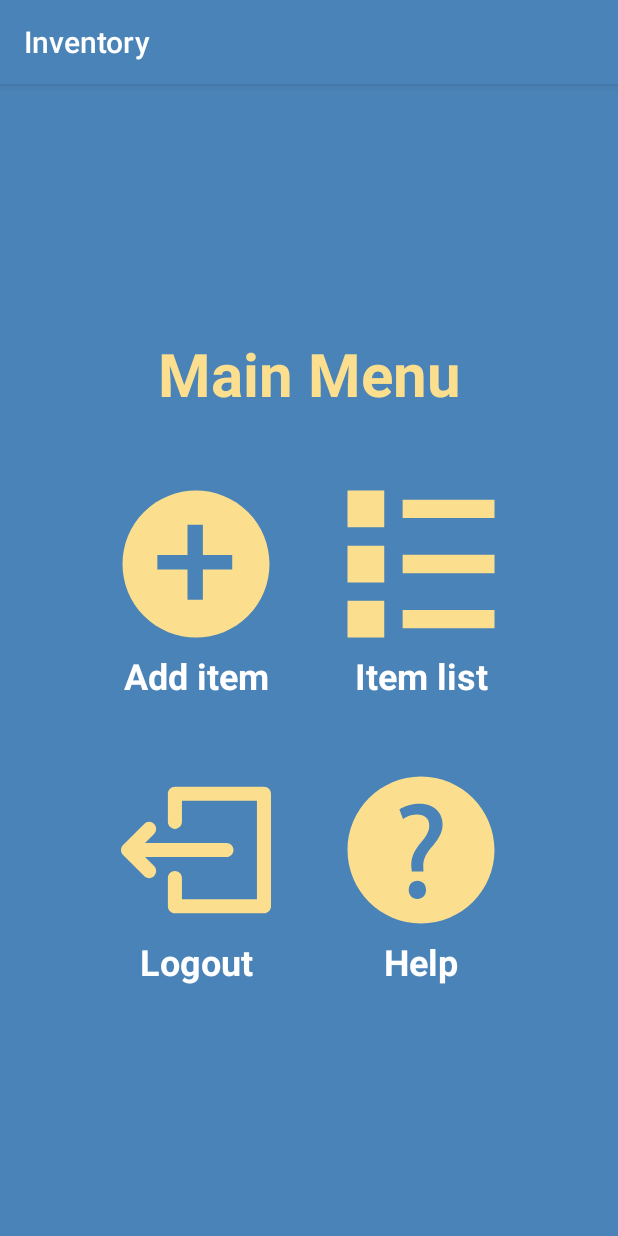
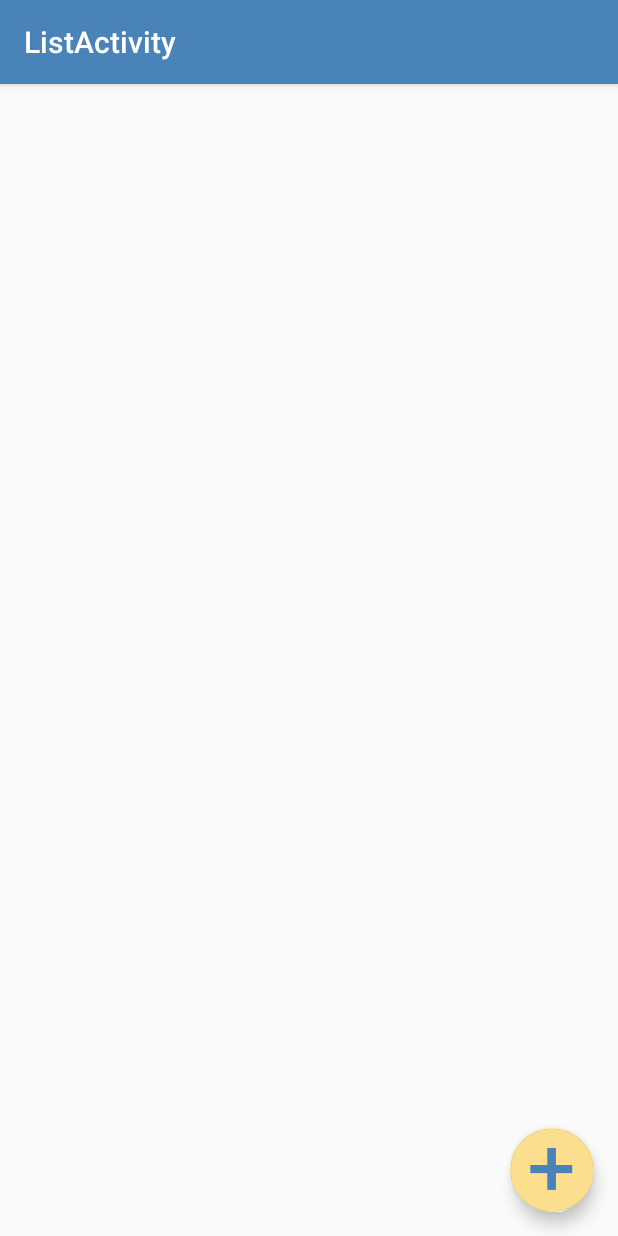
Before and after one commit to zerrium/Simple-Inventory-App, an Android app: the HomeActivity screen opened directly, with no data from a screen before it, after a tap on an icon or button, on a phone screen of 412 x 824 dp. Run offline under Robolectric (Android 15) with nearby library versions, the phone set to English and light mode, and no system bars; Roboto replaces fonts that are not available here.

Commit message:
Added add item functionality (not working) and RecyclerView ListActivity

```diff
--- a/app/build.gradle
+++ b/app/build.gradle
@@ -27,8 +27,12 @@ dependencies {
     implementation 'androidx.appcompat:appcompat:1.2.0'
     implementation 'androidx.constraintlayout:constraintlayout:2.0.1'
     implementation 'com.google.android.material:material:1.0.0'
+    implementation 'androidx.navigation:navigation-fragment:2.3.0'
+    implementation 'androidx.navigation:navigation-ui:2.3.0'
     testImplementation 'junit:junit:4.12'
     androidTestImplementation 'androidx.test.ext:junit:1.1.2'
     androidTestImplementation 'androidx.test.espresso:espresso-core:3.3.0'
-
+    implementation 'androidx.recyclerview:recyclerview:1.0.0'
+    implementation 'androidx.appcompat:appcompat:1.0.0'
+    implementation 'com.google.android.material:material:1.0.0'
 }
--- a/app/src/main/AndroidManifest.xml
+++ b/app/src/main/AndroidManifest.xml
@@ -9,7 +9,11 @@
         android:roundIcon="@mipmap/ic_launcher_round"
         android:supportsRtl="true"
         android:theme="@style/AppTheme">
-        <activity android:name=".HomeActivity"></activity>
+        <activity
+            android:name=".ListActivity"
+            android:label="@string/title_activity_list"
+            android:theme="@style/AppTheme.NoActionBar"></activity>
+        <activity android:name=".HomeActivity" />
         <activity
             android:name=".MainActivity"
             android:theme="@style/AppTheme.NoActionBar">
--- /dev/null
+++ b/app/src/main/java/com/zerrium/uts/ListActivity.java
@@ -0,0 +1,52 @@
+package com.zerrium.uts;
+
+import android.os.Bundle;
+
+import com.google.android.material.floatingactionbutton.FloatingActionButton;
+import com.google.android.material.snackbar.Snackbar;
+
+import androidx.appcompat.app.AppCompatActivity;
+import androidx.appcompat.widget.Toolbar;
+import androidx.recyclerview.widget.LinearLayoutManager;
+import androidx.recyclerview.widget.RecyclerView;
+
+import android.view.View;
+
+public class ListActivity extends AppCompatActivity {
+
+    private RecyclerView recyclerView;
+    private RecyclerView.Adapter mAdapter;
+    private RecyclerView.LayoutManager layoutManager;
+    private SqliteHelper sqlhelper;
+    private Item[] items;
+
+    @Override
+    protected void onCreate(Bundle savedInstanceState) {
+        super.onCreate(savedInstanceState);
+        setContentView(R.layout.activity_list);
+        Toolbar toolbar = findViewById(R.id.toolbar);
+        setSupportActionBar(toolbar);
+
+        sqlhelper = new SqliteHelper(getApplicationContext());
+        items = (Item[]) sqlhelper.getItem().toArray(new Item[0]);
+        recyclerView = (RecyclerView) findViewById(R.id.recyclerview1);
+        recyclerView.setHasFixedSize(true);
+
+        // use a linear layout manager
+        layoutManager = new LinearLayoutManager(this);
+        recyclerView.setLayoutManager(layoutManager);
+
+        mAdapter = new ListAdapter(items);
+        recyclerView.setAdapter(mAdapter);
+
+
+        FloatingActionButton fab = findViewById(R.id.fab);
+        fab.setOnClickListener(new View.OnClickListener() {
+            @Override
+            public void onClick(View view) {
+                Snackbar.make(view, "Replace with your own action", Snackbar.LENGTH_LONG)
+                        .setAction("Action", null).show();
+            }
+        });
+    }
+}
--- /dev/null
+++ b/app/src/main/java/com/zerrium/uts/ListAdapter.java
@@ -0,0 +1,46 @@
+package com.zerrium.uts;
+
+import android.view.LayoutInflater;
+import android.view.ViewGroup;
+import android.widget.TextView;
+
+import androidx.annotation.NonNull;
+import androidx.recyclerview.widget.RecyclerView;
+
+import org.w3c.dom.Text;
+
+public class ListAdapter extends RecyclerView.Adapter<ListAdapter.ViewHolder> {
+
+    private Item[] dataset;
+
+    public static class ViewHolder extends RecyclerView.ViewHolder {
+        // each data item is just a string in this case
+        public TextView textView;
+        public ViewHolder(TextView v) {
+            super(v);
+            textView = v;
+        }
+    }
+
+    public ListAdapter(Item[] dataset){
+        this.dataset = dataset;
+    }
+
+    @NonNull
+    @Override
+    public ListAdapter.ViewHolder onCreateViewHolder(@NonNull ViewGroup parent, int viewType) {
+        TextView v = (TextView) LayoutInflater.from(parent.getContext()).inflate(R.layout.content_list, parent, false);
+        ViewHolder vh = new ViewHolder(v);
+        return vh;
+    }
+
+    @Override
+    public void onBindViewHolder(@NonNull ViewHolder holder, int position) {
+        holder.textView.setText(dataset[position].getName());
+    }
+
+    @Override
+    public int getItemCount() {
+        return 0;
+    }
+}
--- /dev/null
+++ b/app/src/main/res/layout/activity_list.xml
@@ -0,0 +1,35 @@
+<?xml version="1.0" encoding="utf-8"?>
+<androidx.coordinatorlayout.widget.CoordinatorLayout xmlns:android="http://schemas.android.com/apk/res/android"
+    xmlns:app="http://schemas.android.com/apk/res-auto"
+    xmlns:tools="http://schemas.android.com/tools"
+    android:layout_width="match_parent"
+    android:layout_height="match_parent"
+    tools:context=".ListActivity">
+
+    <com.google.android.material.appbar.AppBarLayout
+        android:layout_width="match_parent"
+        android:layout_height="wrap_content"
+        android:theme="@style/AppTheme.AppBarOverlay">
+
+        <androidx.appcompat.widget.Toolbar
+            android:id="@+id/toolbar"
+            android:layout_width="match_parent"
+            android:layout_height="?attr/actionBarSize"
+            android:background="?attr/colorPrimary"
+            app:popupTheme="@style/AppTheme.PopupOverlay" />
+
+    </com.google.android.material.appbar.AppBarLayout>
+
+    <include layout="@layout/content_list" />
+
+    <com.google.android.material.floatingactionbutton.FloatingActionButton
+        android:id="@+id/fab"
+        android:layout_width="wrap_content"
+        android:layout_height="wrap_content"
+        android:layout_gravity="bottom|end"
+        android:layout_margin="@dimen/fab_margin"
+        android:backgroundTint="@color/colorPrimary"
+        android:foreground="@drawable/ic_add"
+        app:fabSize="normal" />
+
+</androidx.coordinatorlayout.widget.CoordinatorLayout>
--- a/app/src/main/res/layout/activity_main.xml
+++ b/app/src/main/res/layout/activity_main.xml
@@ -49,10 +49,10 @@
             android:backgroundTint="@color/colorAccent"
             android:ems="10"
             android:hint="@string/email"
+            android:importantForAutofill="no"
             android:inputType="textEmailAddress"
             android:textColor="#FFFFFF"
-            android:textColorHint="@color/colorAccent"
-            android:importantForAutofill="no" />
+            android:textColorHint="@color/colorAccent" />
 
         <Space
             android:layout_width="20dp"
--- /dev/null
+++ b/app/src/main/res/layout/content_list.xml
@@ -0,0 +1,8 @@
+<?xml version="1.0" encoding="utf-8"?>
+<androidx.recyclerview.widget.RecyclerView xmlns:android="http://schemas.android.com/apk/res/android"
+    xmlns:app="http://schemas.android.com/apk/res-auto"
+    android:id="@+id/recyclerview1"
+    android:scrollbars="vertical"
+    android:layout_width="match_parent"
+    android:layout_height="match_parent"
+    app:layout_behavior="@string/appbar_scrolling_view_behavior"></androidx.recyclerview.widget.RecyclerView>
--- /dev/null
+++ b/app/src/main/res/values/dimens.xml
@@ -0,0 +1,3 @@
+<resources>
+    <dimen name="fab_margin">16dp</dimen>
+</resources>
--- a/app/src/main/res/values/styles.xml
+++ b/app/src/main/res/values/styles.xml
@@ -12,4 +12,8 @@
         <item name="windowNoTitle">true</item>
     </style>
 
+    <style name="AppTheme.AppBarOverlay" parent="ThemeOverlay.AppCompat.Dark.ActionBar" />
+
+    <style name="AppTheme.PopupOverlay" parent="ThemeOverlay.AppCompat.Light" />
+
 </resources>
```
Also changed, not shown: app/src/main/java/com/zerrium/uts/HomeActivity.java (+72 -4 lines), app/src/main/java/com/zerrium/uts/SqliteHelper.java (+20 -17 lines), app/src/main/res/values/strings.xml (+9 -0 lines).
